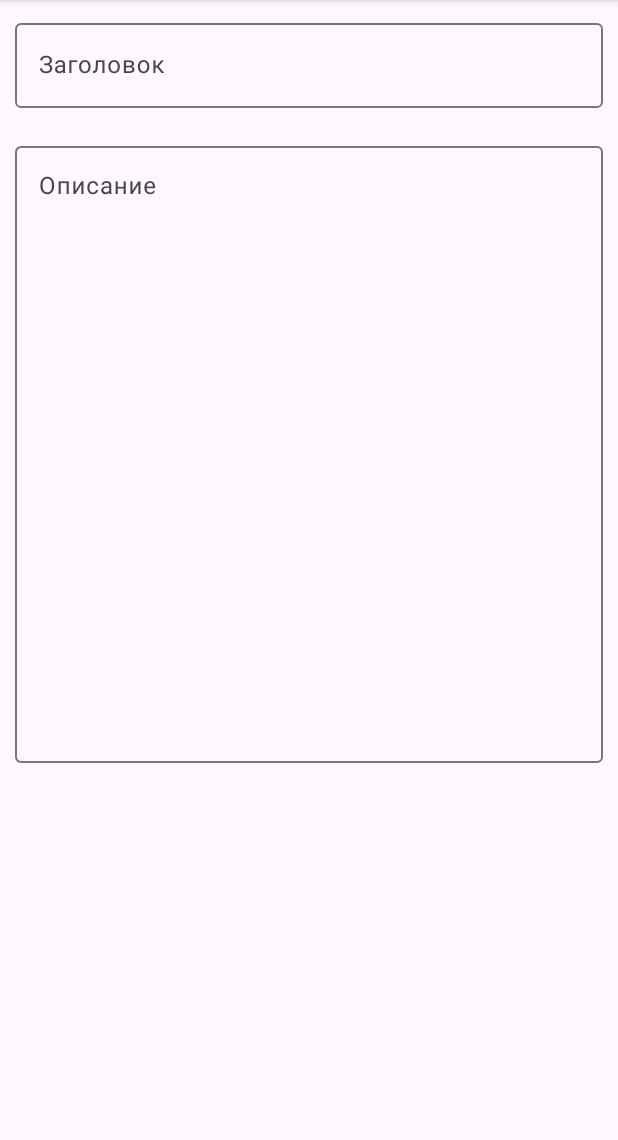
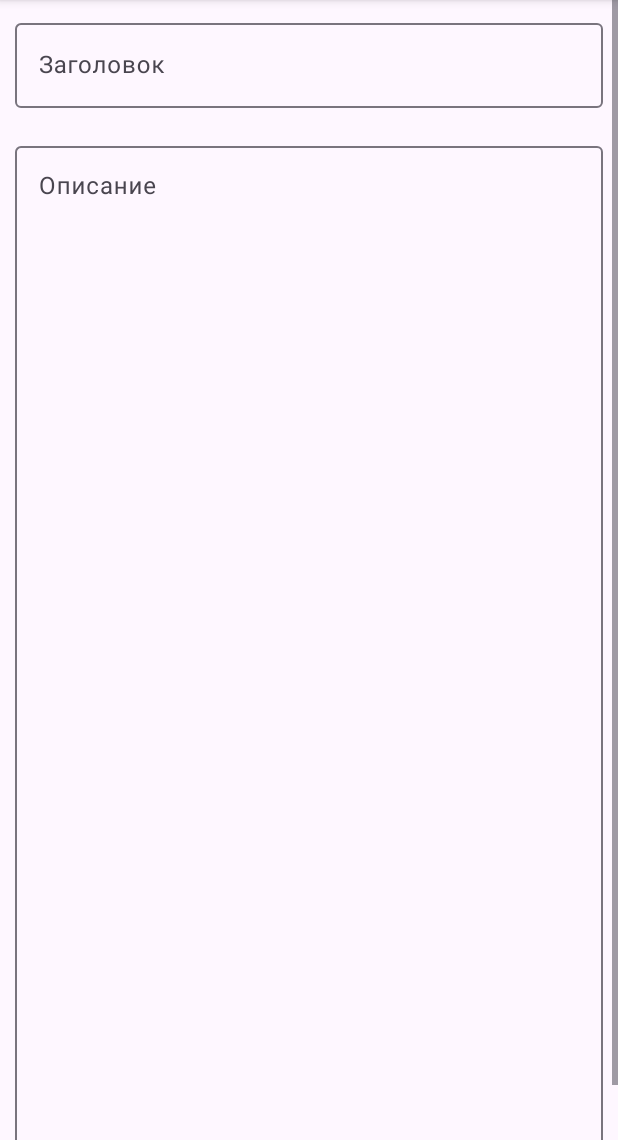
Before and after one commit to JackSaf/Notes, an Android app: the fragment NoteDetailsFragment placed in its activity, on a phone screen of 412 x 824 dp, the part 96-1236 px from its top. Run offline under Robolectric (Android 15) with nearby library versions, the phone set to English and light mode, and no system bars; our stand-ins replace Dagger/Hilt's generated code; 2 statements that could not run were skipped.

Commit message:
change layout a bit

```diff
--- a/app/src/main/res/layout/fragment_note_details.xml
+++ b/app/src/main/res/layout/fragment_note_details.xml
@@ -1,8 +1,11 @@
 <?xml version="1.0" encoding="utf-8"?>
-<LinearLayout xmlns:android="http://schemas.android.com/apk/res/android"
+<ScrollView xmlns:android="http://schemas.android.com/apk/res/android"
     xmlns:tools="http://schemas.android.com/tools"
     android:layout_width="match_parent"
-    android:layout_height="match_parent"
+    android:layout_height="match_parent">
+<LinearLayout
+    android:layout_width="match_parent"
+    android:layout_height="wrap_content"
     android:orientation="vertical"
     tools:context=".presentation.notedetails.NoteDetailsFragment">
 
@@ -15,6 +18,7 @@
 
         <com.google.android.material.textfield.TextInputEditText
             android:id="@+id/title"
+            style="@style/ThemeOverlay.Material3.TextInputEditText.OutlinedBox"
             android:layout_width="match_parent"
             android:layout_height="match_parent" />
     </com.google.android.material.textfield.TextInputLayout>
@@ -32,9 +36,11 @@
             android:id="@+id/description"
             android:layout_width="match_parent"
             android:layout_height="wrap_content"
+            style="@style/ThemeOverlay.Material3.TextInputEditText.OutlinedBox"
             android:gravity="top"
-            android:lines="20"
+            android:lines="35"
             android:inputType="textMultiLine"/>
     </com.google.android.material.textfield.TextInputLayout>
 
 </LinearLayout>
+</ScrollView>
--- a/app/src/main/res/layout/fragment_note_list.xml
+++ b/app/src/main/res/layout/fragment_note_list.xml
@@ -11,6 +11,8 @@
         android:id="@+id/fetching_progress_bar"
         android:layout_width="match_parent"
         android:layout_height="wrap_content"
+        android:indeterminate="true"
+        style="@style/Widget.Material3.LinearProgressIndicator"
         android:visibility="gone"
         app:layout_constraintTop_toTopOf="parent"
         />
@@ -18,6 +20,7 @@
         android:id="@+id/first_time_progress_bar"
         android:layout_width="100dp"
         android:layout_height="100dp"
+        android:visibility="gone"
         app:layout_constraintTop_toTopOf="parent"
         app:layout_constraintBottom_toBottomOf="parent"
         app:layout_constraintLeft_toLeftOf="parent"
@@ -40,7 +43,6 @@
         app:layout_constraintBottom_toBottomOf="parent"
         android:layout_width="match_parent"
         android:layout_height="0dp"
-        android:layout_margin="10dp"
         />
     <com.google.android.material.floatingactionbutton.FloatingActionButton
         android:id="@+id/add_fab"
```
